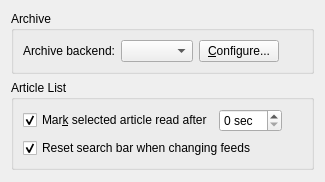
Qt form akregator/configuration/settings_advancedbase.ui (chusopr/kdepim-ktimetracker-akonadi) before a commit.
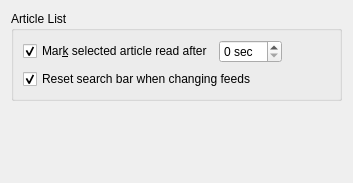
The same form after that commit. Custom widgets are drawn as their Qt base class.

Commit message: remove now obsolete storage backend selection

Diff of the .ui file:
```diff
--- a/akregator/configuration/settings_advancedbase.ui
+++ b/akregator/configuration/settings_advancedbase.ui
@@ -3,50 +3,15 @@
  <author>Frank Osterfeld</author>
  <class>Akregator::SettingsAdvancedBase</class>
  <widget class="QWidget" name="Akregator::SettingsAdvancedBase">
-  <layout class="QVBoxLayout" name="verticalLayout_2" stretch="0,0,1">
-   <item>
-    <widget class="QGroupBox" name="groupBox_2">
-     <property name="title">
-      <string>Archive</string>
-     </property>
-     <layout class="QGridLayout">
-      <item row="0" column="0">
-       <layout class="QHBoxLayout">
-        <item>
-         <widget class="QLabel" name="textLabel1">
-          <property name="text">
-           <string>Archive backend:</string>
-          </property>
-         </widget>
-        </item>
-        <item>
-         <widget class="KComboBox" name="cbBackend"/>
-        </item>
-        <item>
-         <widget class="QPushButton" name="pbBackendConfigure">
-          <property name="text">
-           <string>&amp;Configure...</string>
-          </property>
-         </widget>
-        </item>
-        <item>
-         <spacer name="horizontalSpacer">
-          <property name="orientation">
-           <enum>Qt::Horizontal</enum>
-          </property>
-          <property name="sizeHint" stdset="0">
-           <size>
-            <width>20</width>
-            <height>1</height>
-           </size>
-          </property>
-         </spacer>
-        </item>
-       </layout>
-      </item>
-     </layout>
-    </widget>
-   </item>
+  <property name="geometry">
+   <rect>
+    <x>0</x>
+    <y>0</y>
+    <width>353</width>
+    <height>183</height>
+   </rect>
+  </property>
+  <layout class="QVBoxLayout" name="verticalLayout_2" stretch="0,1">
    <item>
     <widget class="QGroupBox" name="groupBox">
      <property name="title">
@@ -102,6 +67,9 @@
    </item>
    <item>
     <spacer>
+     <property name="orientation">
+      <enum>Qt::Vertical</enum>
+     </property>
      <property name="sizeHint" stdset="0">
       <size>
        <width>20</width>
@@ -112,13 +80,6 @@
    </item>
   </layout>
  </widget>
- <customwidgets>
-  <customwidget>
-   <class>KComboBox</class>
-   <extends>QComboBox</extends>
-   <header>kcombobox.h</header>
-  </customwidget>
- </customwidgets>
  <resources/>
  <connections/>
 </ui>
```
The commit also changes 2 other files.
